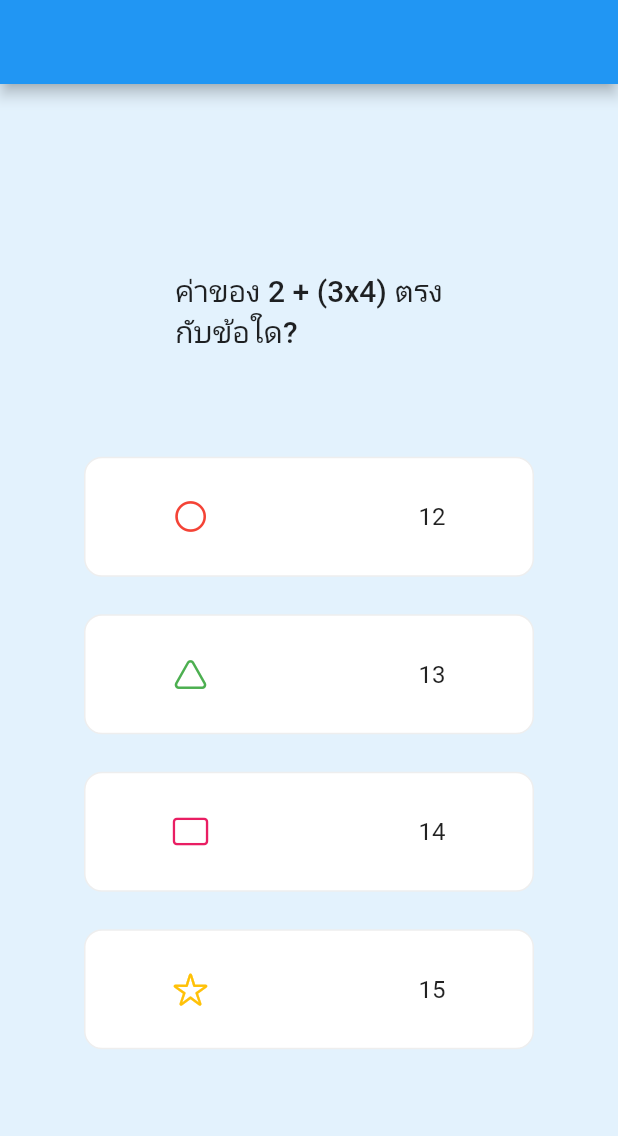
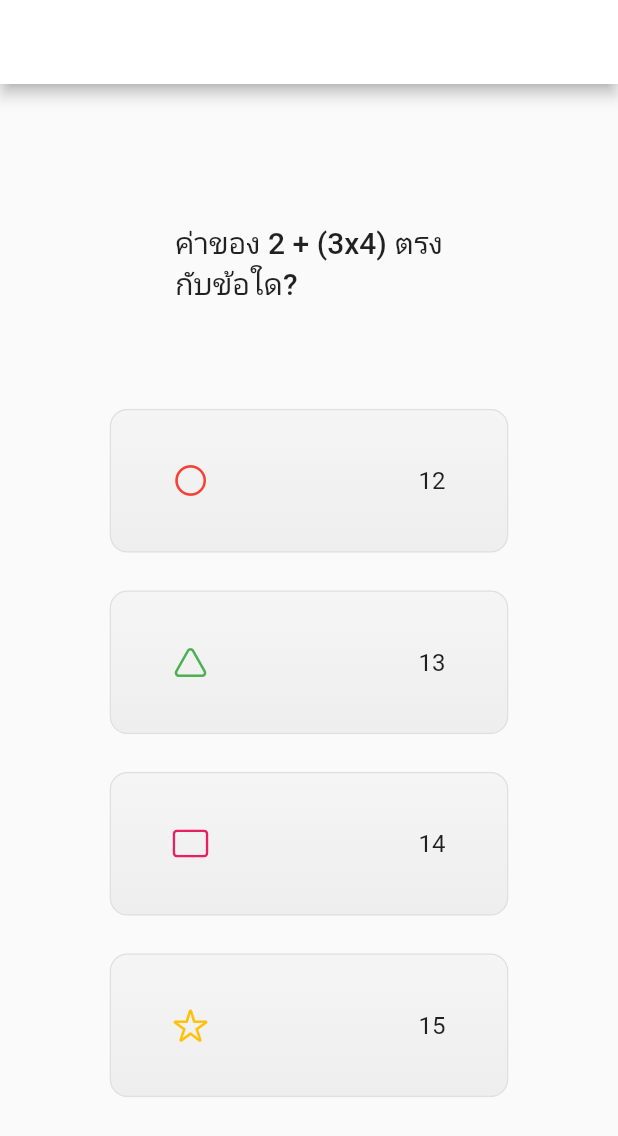
Before and after one commit to Mr-Apisit/session, a Flutter app: the screen it shows after launch, on a phone screen of 412 x 824 dp. Shown: the top 1136 px of the screen. Run offline on Flutter 3.47's test engine with Material 2 defaults, Android fonts, the phone set to English and light mode, and no system bars.

Commit message:
change widget func to class

```diff
--- a/lib/main.dart
+++ b/lib/main.dart
@@ -3,6 +3,10 @@ import 'dart:async';
 import 'package:flutter/cupertino.dart';
 import 'package:flutter/material.dart';
 import 'package:flutter/services.dart';
+import 'package:session/pages/success_page.dart';
+import 'package:session/widgets/custom_button.dart';
+
+import 'pages/error_page.dart';
 
 ///  cunc. [unawaited] นี้มีไว้เพื่อบอกให้ไม่จำเป็นต้องรอ func ภายในเงื่อนไขนี้เสร็จก่อน
 ///  โดย [Application] นี้ต้องการมุมมองจอภาพเพียงแค่ "แนวตั้ง"
@@ -39,10 +43,12 @@ class Demo extends StatelessWidget {
   @override
   Widget build(BuildContext context) {
     return Scaffold(
-      appBar: AppBar(),
+      appBar: AppBar(
+        backgroundColor: Colors.white,
+      ),
       body: Container(
         alignment: Alignment.center,
-        color: Colors.blue.shade50,
+        color: Colors.grey.shade50,
         child: Column(
           mainAxisAlignment: MainAxisAlignment.center,
           children: [
@@ -51,80 +57,53 @@ class Demo extends StatelessWidget {
               style: Theme.of(context).textTheme.titleLarge,
             ),
             const SizedBox(height: 70),
-            button(
-              context,
+            CustomButton(
               icon: const Icon(
                 CupertinoIcons.circle,
                 size: 24,
                 color: Colors.red,
               ),
-              choice: "12",
-              selected: false,
+              label: Text("12", style: Theme.of(context).textTheme.titleMedium),
+              onPressed: () {
+                Navigator.push(context, MaterialPageRoute(builder: (context) => const ErrorPage()));
+              },
             ),
             const SizedBox(height: 25),
-            button(
-              context,
+            CustomButton(
               icon: const Icon(
                 CupertinoIcons.triangle,
                 color: Colors.green,
                 size: 24,
               ),
-              choice: "13",
-              selected: false,
+              label: Text("13", style: Theme.of(context).textTheme.titleMedium),
+              onPressed: () {
+                Navigator.push(context, MaterialPageRoute(builder: (context) => const ErrorPage()));
+              },
             ),
             const SizedBox(height: 25),
-            button(
-              context,
+            CustomButton(
               icon: const Icon(
                 CupertinoIcons.rectangle,
                 size: 24,
                 color: Colors.pink,
               ),
-              choice: "14",
-              selected: true,
+              label: Text("14", style: Theme.of(context).textTheme.titleMedium),
+              onPressed: () {
+                Navigator.push(context, MaterialPageRoute(builder: (context) => const SucessPage()));
+              },
             ),
             const SizedBox(height: 25),
-            button(
-              context,
+            CustomButton(
               icon: const Icon(
                 CupertinoIcons.star,
                 size: 24,
                 color: Colors.amber,
               ),
-              choice: "15",
-              selected: false,
+              label: Text("15", style: Theme.of(context).textTheme.titleMedium),
+              onPressed: () {
+                Navigator.push(context, MaterialPageRoute(builder: (context) => const ErrorPage()));
+              },
             ),
-          ],
-        ),
-      ),
-    );
-  }
-
-  Widget button(
-    BuildContext context, {
-    required Widget icon,
-    required String choice,
-    required bool selected,
-  }) {
-    return GestureDetector(
-      onTap: () {
-        Navigator.push(
-            context, MaterialPageRoute(builder: (context) => selected ? const SucessPage() : const ErrorPage()));
-      },
-      child: Container(
-        height: 80,
-        width: 300,
-        decoration: BoxDecoration(
-            color: Colors.white,
-            border: Border.all(color: Colors.grey.shade200),
-            borderRadius: BorderRadius.circular(12)),
-        child: Row(
-          mainAxisAlignment: MainAxisAlignment.center,
-          children: [
-            Padding(padding: const EdgeInsets.only(right: 70.0), child: icon),
-            Padding(
-                padding: const EdgeInsets.only(left: 70.0),
-                child: Text(choice, style: Theme.of(context).textTheme.titleMedium))
           ],
         ),
       ),
@@ -132,98 +111,8 @@ class Demo extends StatelessWidget {
   }
 }
 
-class ErrorPage extends StatelessWidget {
-  const ErrorPage({super.key});
 
-  @override
-  Widget build(BuildContext context) {
-    return Scaffold(
-      appBar: AppBar(
-        centerTitle: false,
-        elevation: 0,
-        backgroundColor: Colors.white,
-        title: Text(
-          "Result",
-          style: Theme.of(context).textTheme.titleMedium,
-        ),
-      ),
-      body: Center(
-        child: Column(
-          mainAxisAlignment: MainAxisAlignment.center,
-          children: const <Widget>[
-            Icon(
-              Icons.close_outlined,
-              size: 80,
-              color: Colors.red,
-            ),
-            SizedBox(
-              height: 100,
-            ),
-            Text("You choose incorrect answer.")
-          ],
-        ),
-      ),
-    );
-  }
-}
 
-class SucessPage extends StatelessWidget {
-  const SucessPage({super.key});
-
-  @override
-  Widget build(BuildContext context) {
-    return Scaffold(
-      appBar: AppBar(
-        centerTitle: false,
-        title: Text(
-          "Result",
-          style: Theme.of(context).textTheme.titleMedium,
-        ),
-        backgroundColor: Colors.white,
-        elevation: 0,
-      ),
-      body: Center(
-        child: Column(
-          mainAxisAlignment: MainAxisAlignment.center,
-          children: <Widget>[
-            const Icon(
-              Icons.check,
-              size: 80,
-              color: Colors.green,
-            ),
-            const SizedBox(
-              height: 100,
-            ),
-            const Text("You choose correct answer."),
-            const SizedBox(
-              height: 25,
-            ),
-            GestureDetector(
-              onTap: () {
-                Navigator.pop(context);
-              },
-              child: Container(
-                height: 50,
-                width: 100,
-                alignment: Alignment.center,
-                decoration: BoxDecoration(
-                  gradient: LinearGradient(
-                    colors: [Colors.blue.shade100, Colors.yellowAccent, Colors.white],
-                    stops: const [0.1, 0.15, 1.0],
-                    begin: Alignment.topCenter,
-                    end: Alignment.bottomCenter,
-                  ),
-                  borderRadius: BorderRadius.circular(12),
-                ),
-                child: const Text("OK"),
-              ),
-            )
-          ],
-        ),
-      ),
-    );
-  }
-}
 // class Name extends StatelessWidget {
 //   final String title;
 //   final String description;
--- /dev/null
+++ b/lib/widgets/custom_button.dart
@@ -0,0 +1,52 @@
+import 'package:flutter/material.dart';
+
+class CustomButton extends StatelessWidget {
+  final Widget? icon;
+
+  final Widget label;
+  final VoidCallback onPressed;
+  const CustomButton({
+    this.icon,
+    required this.label,
+    required this.onPressed,
+    super.key,
+  });
+
+  @override
+  Widget build(BuildContext context) {
+    return ClipRRect(
+      borderRadius: BorderRadius.circular(12),
+      child: Stack(
+        children: [
+          Positioned.fill(
+            child: Container(
+              decoration: BoxDecoration(
+                gradient: LinearGradient(
+                    colors: [Colors.grey.shade100, Colors.grey.shade200],
+                    begin: Alignment.topCenter,
+                    end: Alignment.bottomCenter),
+                border: Border.all(color: Colors.grey.shade300),
+                borderRadius: BorderRadius.circular(12),
+              ),
+            ),
+          ),
+          TextButton(
+            onPressed: onPressed,
+            child: SizedBox(
+              height: 80,
+              width: 250,
+              child: Row(
+                mainAxisAlignment: MainAxisAlignment.center,
+                children: [
+                  icon ?? const SizedBox.shrink(),
+                  icon != null ? const SizedBox(width: 140) : const SizedBox.shrink(),
+                  label,
+                ],
+              ),
+            ),
+          ),
+        ],
+      ),
+    );
+  }
+}
```
Also changed, not shown: lib/pages/error_page.dart (added, +37 -0 lines), lib/pages/success_page.dart (added, +48 -0 lines).
